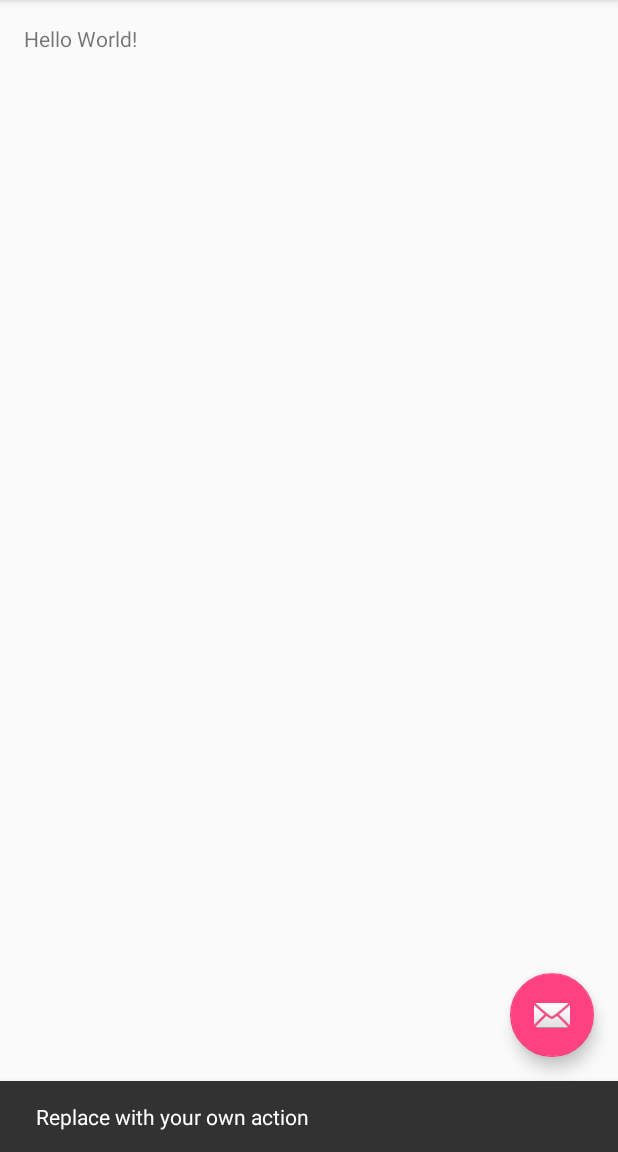
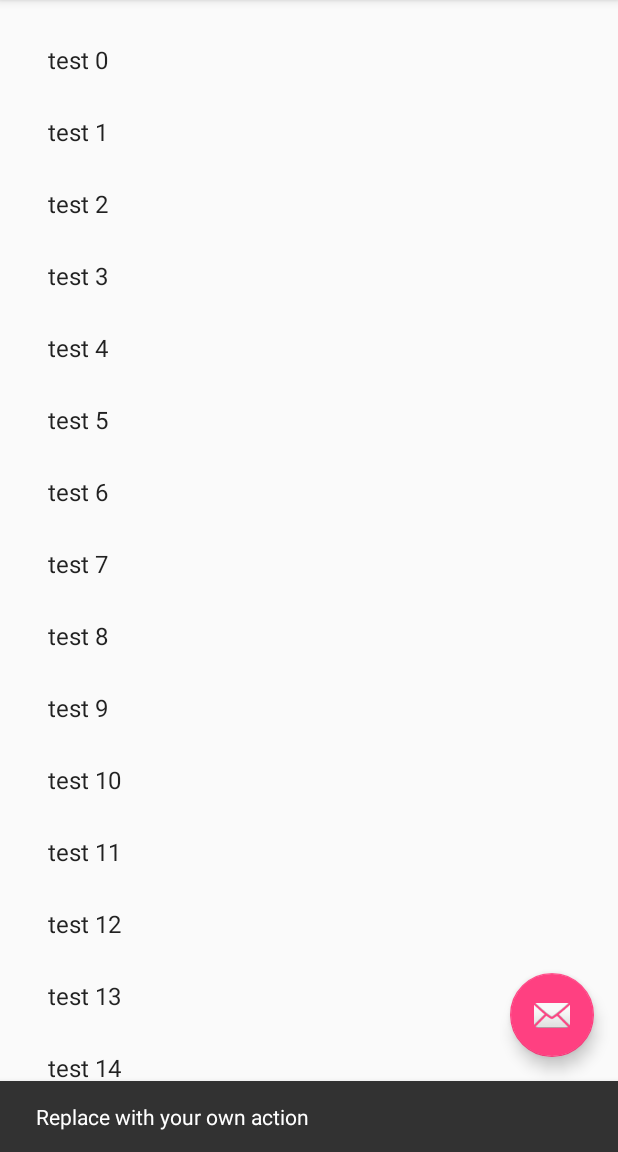
Before and after one commit to Moonpie413/pureweather, an Android app: the screen it shows after launch (MainActivity), after a tap on an icon or button, on a phone screen of 412 x 824 dp, the part 84-1236 px from its top. Run offline under Robolectric (Android 15) with nearby library versions, the phone set to English and light mode, and no system bars.

Commit message:
增加了WeatherAdapter类； 主界面添加了recyclerview

```diff
--- a/app/build.gradle
+++ b/app/build.gradle
@@ -24,4 +24,5 @@ dependencies {
     testCompile 'junit:junit:4.12'
     compile 'com.android.support:appcompat-v7:23.0.1'
     compile 'com.android.support:design:23.0.1'
+    compile 'com.android.support:recyclerview-v7:23.0.1'
 }
--- a/app/src/main/java/space/wxh/pureweather/activity/MainActivity.java
+++ b/app/src/main/java/space/wxh/pureweather/activity/MainActivity.java
@@ -1,25 +1,65 @@
 package space.wxh.pureweather.activity;
 
+import android.app.ProgressDialog;
 import android.os.Bundle;
 import android.support.design.widget.FloatingActionButton;
 import android.support.design.widget.Snackbar;
 import android.support.v7.app.AppCompatActivity;
+import android.support.v7.widget.LinearLayoutManager;
+import android.support.v7.widget.RecyclerView;
 import android.support.v7.widget.Toolbar;
-import android.util.Log;
 import android.view.View;
 import android.view.Menu;
 import android.view.MenuItem;
+import android.widget.ArrayAdapter;
 
+import java.util.ArrayList;
 import java.util.List;
 
 import space.wxh.pureweather.R;
+import space.wxh.pureweather.adapter.WeatherAdapter;
+import space.wxh.pureweather.model.City;
+import space.wxh.pureweather.model.County;
 import space.wxh.pureweather.model.Province;
 import space.wxh.pureweather.model.WeatherDB;
-import space.wxh.pureweather.util.HttpCallbackListener;
-import space.wxh.pureweather.util.HttpUtil;
-import space.wxh.pureweather.util.Utility;
 
 public class MainActivity extends AppCompatActivity {
+
+    public static final int LEVEL_PROVINCE = 0;
+    public static final int LEVEL_CITY = 1;
+    public static final int LEVEL_COUNTY = 2;
+
+    private ProgressDialog progressDialog;
+    private RecyclerView recyclerView;
+    private RecyclerView.LayoutManager layoutManager;
+    private RecyclerView.Adapter weatherAdapter;
+    private WeatherDB weatherDB;
+    private List<String> dataList = new ArrayList<String>();
+
+    /**
+     * 省列表
+     */
+    private List<Province> provinceList;
+    /**
+     * 市列表
+     */
+    private List<City> cityList;
+    /**
+     * 县列表
+     */
+    private List<County> countyList;
+    /**
+     * 选中的省份
+     */
+    private Province selectedProvince;
+    /**
+     * 选中的城市
+     */
+    private City selectedCity;
+    /**
+     * 当前选中的级别
+     */
+    private int currentLevel;
 
     @Override
     protected void onCreate(Bundle savedInstanceState) {
@@ -27,6 +67,16 @@ public class MainActivity extends AppCompatActivity {
         setContentView(R.layout.activity_main);
         Toolbar toolbar = (Toolbar) findViewById(R.id.toolbar);
         setSupportActionBar(toolbar);
+
+        RecyclerView recyclerView = (RecyclerView) findViewById(R.id.recycler_view);
+        recyclerView.setHasFixedSize(true);
+        layoutManager = new LinearLayoutManager(this);
+        recyclerView.setLayoutManager(layoutManager);
+        weatherAdapter = new WeatherAdapter(dataList);
+        for (int i=0 ; i<100 ; i++) {
+            dataList.add(i,"test " + Integer.toString(i));
+        }
+        recyclerView.setAdapter(weatherAdapter);
 
         FloatingActionButton fab = (FloatingActionButton) findViewById(R.id.fab);
         fab.setOnClickListener(new View.OnClickListener() {
@@ -37,26 +87,6 @@ public class MainActivity extends AppCompatActivity {
             }
         });
 
-        HttpUtil.sendHttpRequest("http://www.weather.com.cn/data/list3/city.xml",
-                new HttpCallbackListener() {
-            @Override
-            public void onFinish(String response) {
-                WeatherDB weatherDB = WeatherDB.getInstance(MainActivity.this);
-                Log.d("test", response);
-                Utility.handleProvincesResponse(weatherDB, response);
-                List<Province> list = weatherDB.loadProvinces();
-                for (Province province : list
-                     ) {
-                    Log.d("test","id" + province.getProvinceCode());
-                    Log.d("test","name" + province.getProvinceName());
-                }
-            }
-
-            @Override
-            public void onError(Exception e) {
-                e.printStackTrace();
-            }
-        });
     }
 
     @Override
--- /dev/null
+++ b/app/src/main/java/space/wxh/pureweather/adapter/WeatherAdapter.java
@@ -0,0 +1,49 @@
+package space.wxh.pureweather.adapter;
+
+import android.support.v7.widget.RecyclerView;
+import android.view.LayoutInflater;
+import android.view.View;
+import android.view.ViewGroup;
+import android.widget.TextView;
+
+import java.util.List;
+
+import space.wxh.pureweather.R;
+
+/**
+ * Created by howord on 15-10-4.
+ */
+public class WeatherAdapter extends RecyclerView.Adapter<WeatherAdapter.ViewHolder> {
+
+    private List<String> mData;
+
+    public static class ViewHolder extends RecyclerView.ViewHolder {
+        public TextView mTextView;
+        public ViewHolder(View itemView) {
+            super(itemView);
+            mTextView = (TextView) itemView.findViewById(android.R.id.text1);
+        }
+    }
+
+    public WeatherAdapter(List<String> mData) {
+        this.mData = mData;
+    }
+
+    @Override
+    public WeatherAdapter.ViewHolder onCreateViewHolder(ViewGroup parent, int viewType) {
+        View v = LayoutInflater.from(parent.getContext())
+                .inflate(android.R.layout.simple_list_item_1, parent, false);
+        ViewHolder vh = new ViewHolder(v);
+        return vh;
+    }
+
+    @Override
+    public void onBindViewHolder(ViewHolder holder, int position) {
+        holder.mTextView.setText(mData.get(position));
+    }
+
+    @Override
+    public int getItemCount() {
+        return mData.size();
+    }
+}
--- a/app/src/main/res/layout/content_main.xml
+++ b/app/src/main/res/layout/content_main.xml
@@ -9,6 +9,10 @@
     app:layout_behavior="@string/appbar_scrolling_view_behavior"
     tools:showIn="@layout/activity_main" tools:context=".MainActivity">
 
-    <TextView android:text="Hello World!" android:layout_width="wrap_content"
-        android:layout_height="wrap_content" />
+    <android.support.v7.widget.RecyclerView
+        android:id="@+id/recycler_view"
+        android:scrollbars="vertical"
+        android:layout_width="match_parent"
+        android:layout_height="match_parent"/>
+
 </RelativeLayout>
```
Also changed, not shown: 2 other files.
